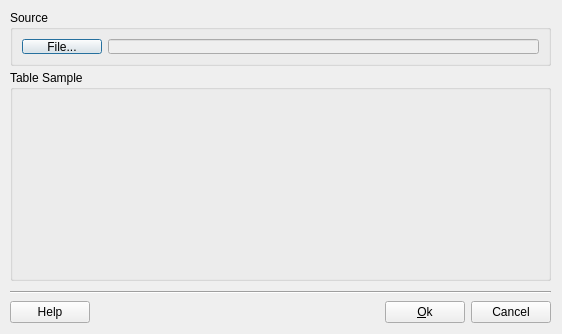
Above: src/terralib/addressgeocoding/qt/ui/ImportTableDialogForm.ui from claudiobogossian/terralib5 before the change. Below: the same form after it.
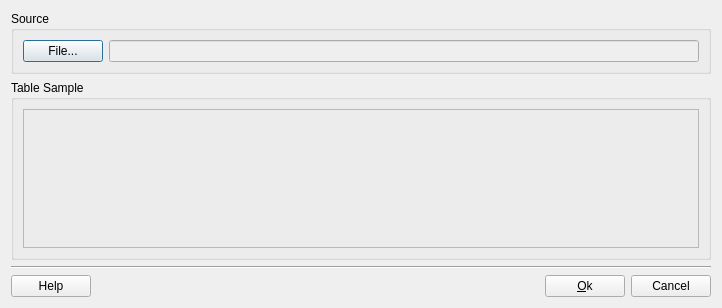
That is the form after the change. Custom widgets are drawn as their Qt base class.

Patch:
```diff
--- a/src/terralib/addressgeocoding/qt/ui/ImportTableDialogForm.ui
+++ b/src/terralib/addressgeocoding/qt/ui/ImportTableDialogForm.ui
@@ -6,22 +6,18 @@
    <rect>
     <x>0</x>
     <y>0</y>
-    <width>562</width>
-    <height>334</height>
+    <width>720</width>
+    <height>304</height>
    </rect>
   </property>
   <property name="windowTitle">
    <string>Import Table</string>
   </property>
+  <layout class="QGridLayout" name="gridLayout_5">
+   <item row="0" column="0">
+    <layout class="QGridLayout" name="gridLayout_4">
+     <item row="0" column="0">
   <widget class="QGroupBox" name="m_fileGroupBox">
-   <property name="geometry">
-    <rect>
-     <x>10</x>
-     <y>10</y>
-     <width>541</width>
-     <height>56</height>
-    </rect>
-   </property>
    <property name="title">
     <string>Source</string>
    </property>
@@ -45,31 +41,36 @@
     </item>
    </layout>
   </widget>
+     </item>
+     <item row="1" column="0">
   <widget class="QGroupBox" name="m_tableSampleGroupBox">
    <property name="enabled">
     <bool>true</bool>
    </property>
-   <property name="geometry">
-    <rect>
-     <x>10</x>
-     <y>70</y>
-     <width>541</width>
-     <height>211</height>
-    </rect>
+       <property name="minimumSize">
+        <size>
+         <width>700</width>
+         <height>180</height>
+        </size>
    </property>
    <property name="title">
     <string>Table Sample</string>
    </property>
-  </widget>
-  <widget class="QWidget" name="">
-   <property name="geometry">
-    <rect>
-     <x>10</x>
-     <y>290</y>
-     <width>541</width>
-     <height>36</height>
-    </rect>
-   </property>
+       <layout class="QGridLayout" name="gridLayout_2">
+        <item row="0" column="0">
+         <widget class="QFrame" name="m_dataPreviewFrame">
+          <property name="frameShape">
+           <enum>QFrame::StyledPanel</enum>
+          </property>
+          <property name="frameShadow">
+           <enum>QFrame::Raised</enum>
+          </property>
+         </widget>
+        </item>
+       </layout>
+      </widget>
+     </item>
+     <item row="2" column="0">
    <layout class="QGridLayout" name="gridLayout_3">
     <item row="0" column="0">
      <widget class="Line" name="line_2">
@@ -117,7 +118,10 @@
      </layout>
     </item>
    </layout>
-  </widget>
+     </item>
+    </layout>
+   </item>
+  </layout>
  </widget>
  <customwidgets>
   <customwidget>
```
Left out of the diff: 2 changed lines with no effect on the pictures. Lines whose indentation alone changed are shown as unchanged.
